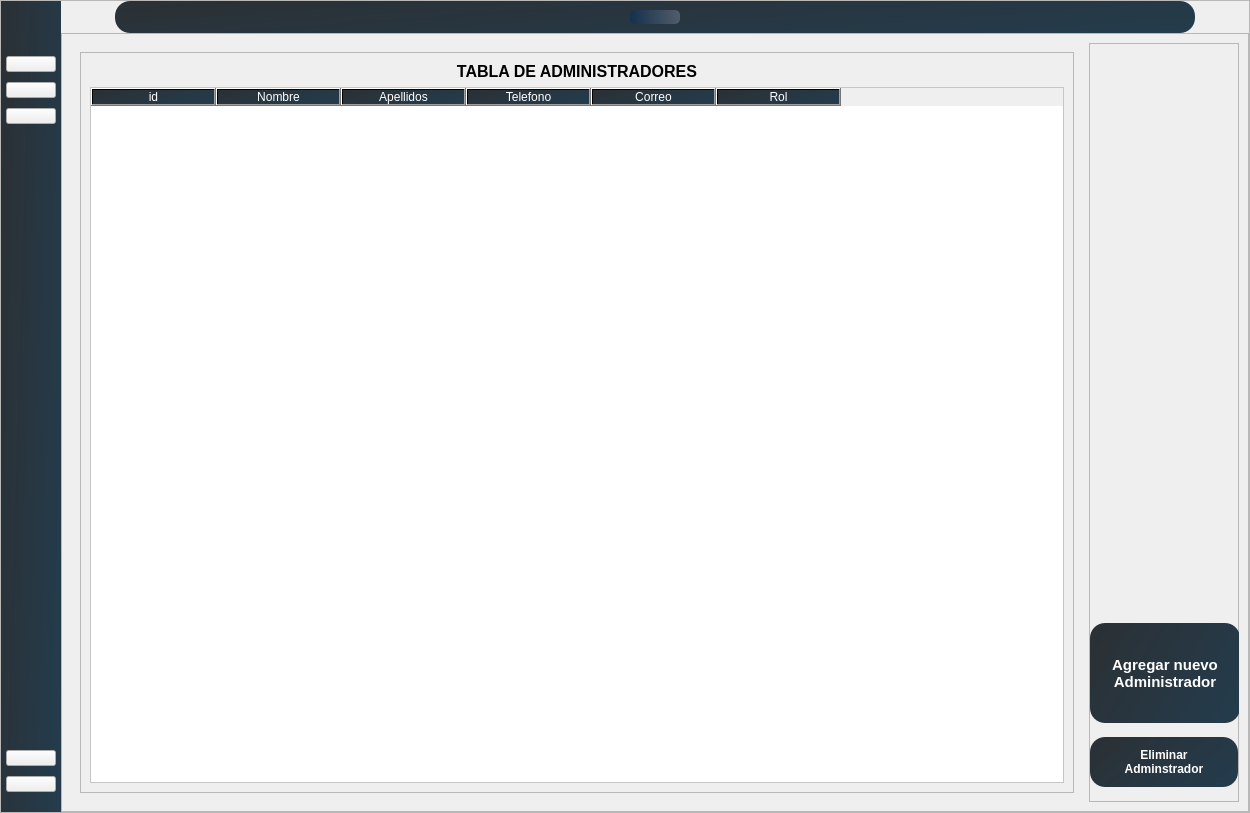
The window that ui/ui_files/Principal.ui (Salinas03/Sistema-Seguridad) describes before a commit, drawn with Qt 5.
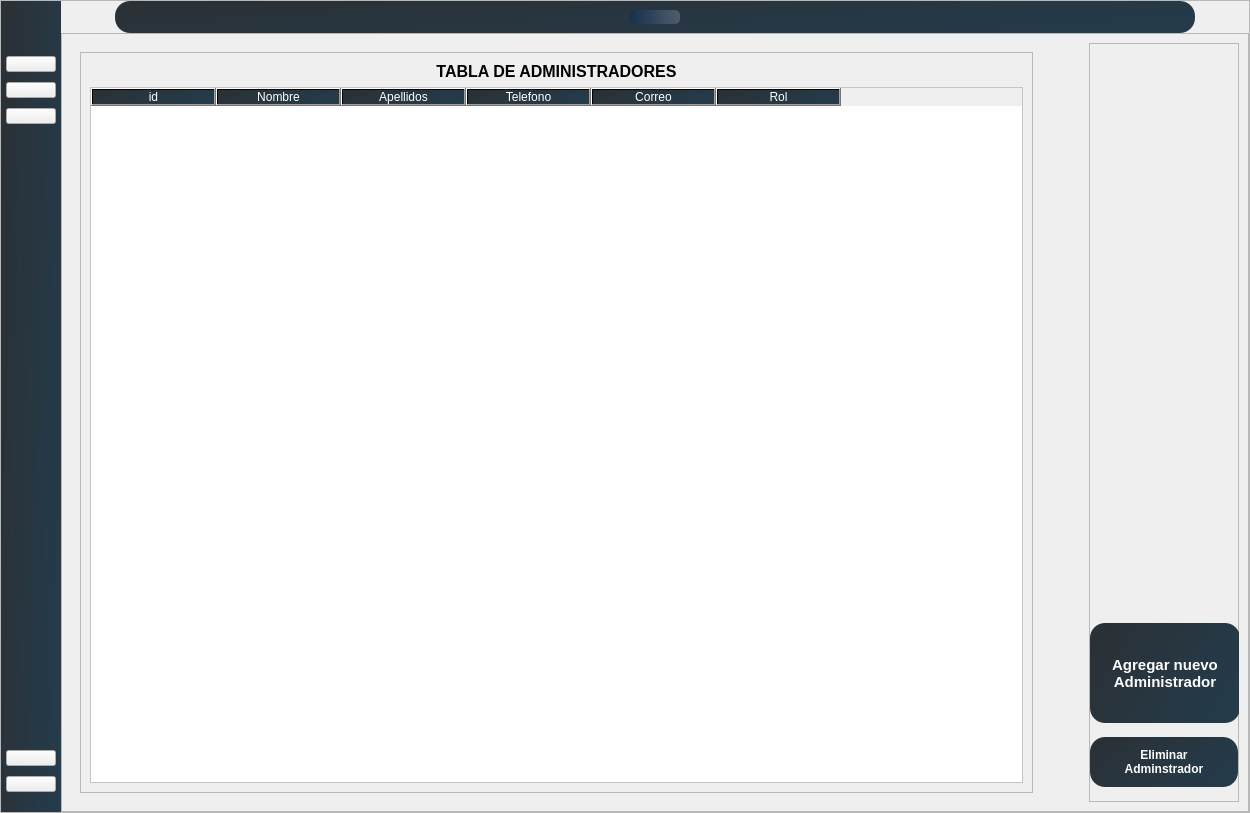
The same window after the commit. The open tabs and pages were chosen to show the change. Icons and pictures are not drawn.

```diff
--- a/ui/ui_files/Principal.ui
+++ b/ui/ui_files/Principal.ui
@@ -1166,6 +1166,9 @@
                  <item row="0" column="0">
                   <widget class="QWidget" name="widget_11" native="true">
                    <layout class="QVBoxLayout" name="verticalLayout_8">
+                    <property name="rightMargin">
+                     <number>50</number>
+                    </property>
                     <item>
                      <widget class="QFrame" name="frame_13">
                       <property name="frameShape">
```
Left out of the diff: 2 changed lines with no effect on the pictures.
